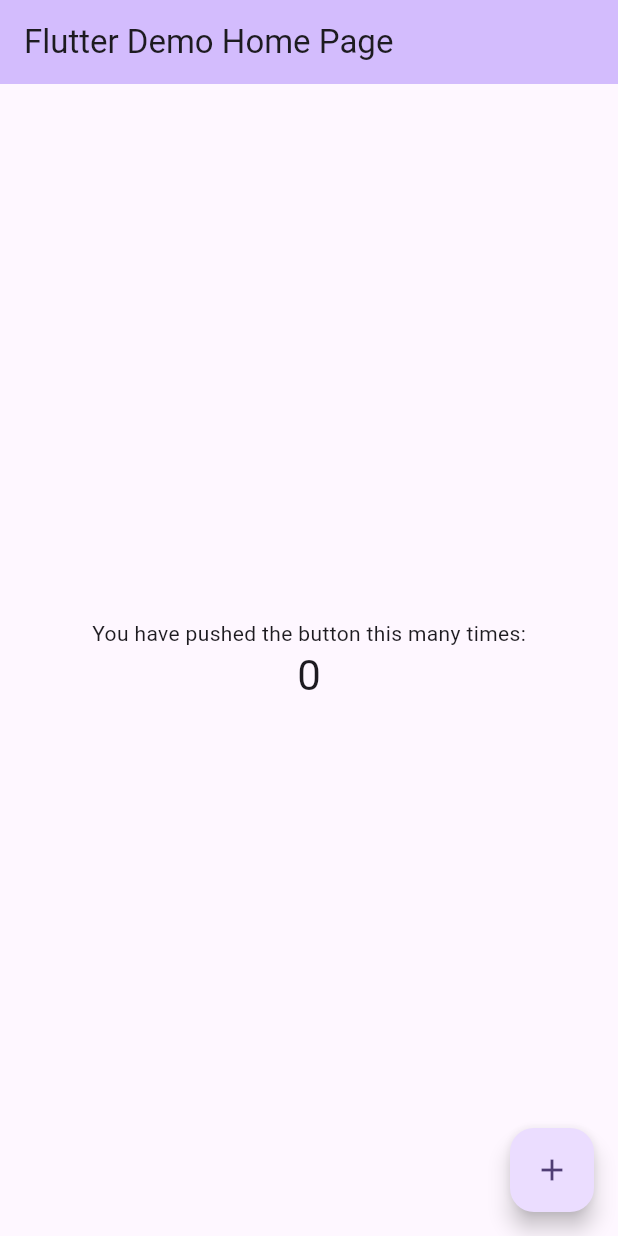
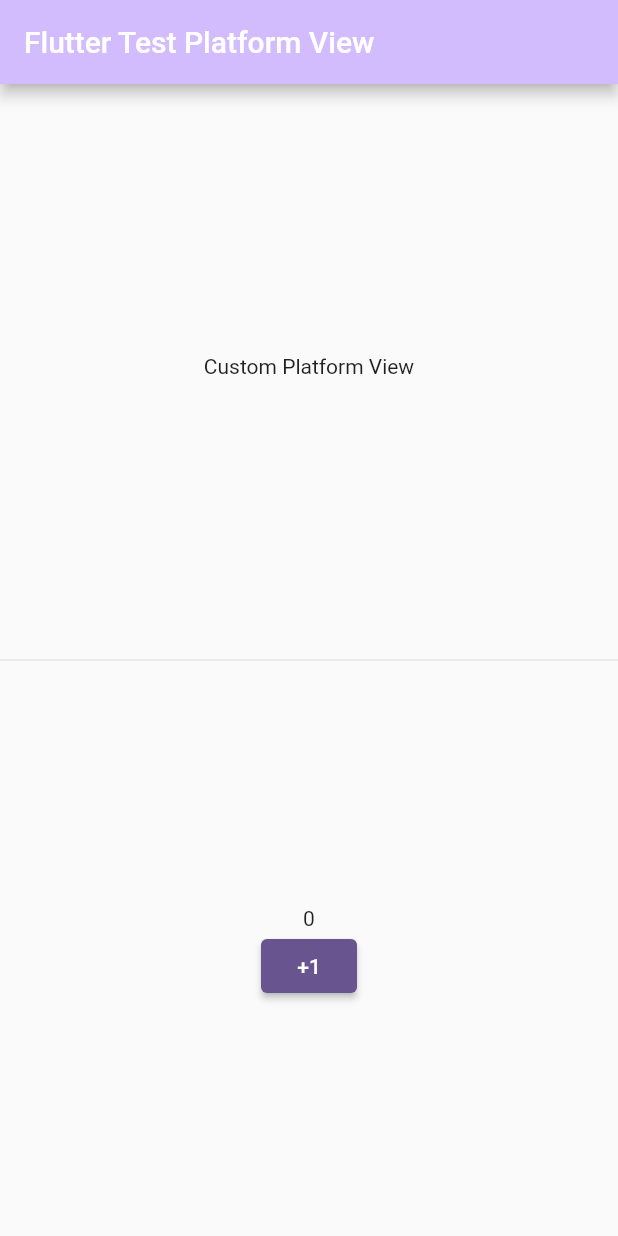
Before and after one commit to cleong98/flutter-test-plaform-view, a Flutter app: the screen it shows after launch, on a phone screen of 412 x 824 dp. Run offline on Flutter 3.47's test engine with Material 3 defaults, Android fonts, the phone set to English and light mode, and no system bars.

```diff
--- /dev/null
+++ b/lib/counter_page.dart
@@ -0,0 +1,30 @@
+import 'package:flutter/material.dart';
+
+class CounterPage extends StatefulWidget {
+  const CounterPage({super.key});
+
+  @override
+  State<CounterPage> createState() => _CounterPageState();
+}
+
+class _CounterPageState extends State<CounterPage> {
+
+  int _count = 0;
+
+  @override
+  Widget build(BuildContext context) {
+    return Center(
+      child: Column(
+        mainAxisAlignment: MainAxisAlignment.center,
+        children: [
+          Text('$_count'),
+          ElevatedButton(onPressed: () {
+            setState(() {
+              _count++;
+            });
+          }, child: const Text('+1'))
+        ],
+      ),
+    );
+  }
+}
--- /dev/null
+++ b/lib/custom_platform_view.dart
@@ -0,0 +1,10 @@
+import 'package:flutter/material.dart';
+
+class CustomPlatformView extends StatelessWidget {
+  const CustomPlatformView({super.key});
+
+  @override
+  Widget build(BuildContext context) {
+    return Center(child: Text("Custom Platform View"),);
+  }
+}
--- /dev/null
+++ b/lib/home_page.dart
@@ -0,0 +1,24 @@
+import 'package:flutter/material.dart';
+import 'package:flutter_test_platform_view/counter_page.dart';
+import 'package:flutter_test_platform_view/custom_platform_view.dart';
+
+class HomePage extends StatelessWidget {
+  const HomePage({super.key});
+
+  @override
+  Widget build(BuildContext context) {
+    return Scaffold(
+      appBar: AppBar(
+        backgroundColor: Theme.of(context).colorScheme.inversePrimary,
+        title: Text("Flutter Test Platform View"),
+      ),
+      body: Column(
+        children: [
+          Flexible(child: CustomPlatformView()),
+          const Divider(),
+          Flexible(child: CounterPage()),
+        ],
+      ),
+    );
+  }
+}
--- a/lib/main.dart
+++ b/lib/main.dart
@@ -1,4 +1,5 @@
 import 'package:flutter/material.dart';
+import 'package:flutter_test_platform_view/home_page.dart';
 
 void main() {
   runApp(const MyApp());
@@ -7,116 +8,15 @@ void main() {
 class MyApp extends StatelessWidget {
   const MyApp({super.key});
 
-  // This widget is the root of your application.
   @override
   Widget build(BuildContext context) {
     return MaterialApp(
       title: 'Flutter Demo',
       theme: ThemeData(
-        // This is the theme of your application.
-        //
-        // TRY THIS: Try running your application with "flutter run". You'll see
-        // the application has a purple toolbar. Then, without quitting the app,
-        // try changing the seedColor in the colorScheme below to Colors.green
-        // and then invoke "hot reload" (save your changes or press the "hot
-        // reload" button in a Flutter-supported IDE, or press "r" if you used
-        // the command line to start the app).
-        //
-        // Notice that the counter didn't reset back to zero; the application
-        // state is not lost during the reload. To reset the state, use hot
-        // restart instead.
-        //
-        // This works for code too, not just values: Most code changes can be
-        // tested with just a hot reload.
+        useMaterial3: false,
         colorScheme: ColorScheme.fromSeed(seedColor: Colors.deepPurple),
       ),
-      home: const MyHomePage(title: 'Flutter Demo Home Page'),
+      home: const HomePage(),
     );
   }
 }
-
-class MyHomePage extends StatefulWidget {
-  const MyHomePage({super.key, required this.title});
-
-  // This widget is the home page of your application. It is stateful, meaning
-  // that it has a State object (defined below) that contains fields that affect
-  // how it looks.
-
-  // This class is the configuration for the state. It holds the values (in this
-  // case the title) provided by the parent (in this case the App widget) and
-  // used by the build method of the State. Fields in a Widget subclass are
-  // always marked "final".
-
-  final String title;
-
-  @override
-  State<MyHomePage> createState() => _MyHomePageState();
-}
-
-class _MyHomePageState extends State<MyHomePage> {
-  int _counter = 0;
-
-  void _incrementCounter() {
-    setState(() {
-      // This call to setState tells the Flutter framework that something has
-      // changed in this State, which causes it to rerun the build method below
-      // so that the display can reflect the updated values. If we changed
-      // _counter without calling setState(), then the build method would not be
-      // called again, and so nothing would appear to happen.
-      _counter++;
-    });
-  }
-
-  @override
-  Widget build(BuildContext context) {
-    // This method is rerun every time setState is called, for instance as done
-    // by the _incrementCounter method above.
-    //
-    // The Flutter framework has been optimized to make rerunning build methods
-    // fast, so that you can just rebuild anything that needs updating rather
-    // than having to individually change instances of widgets.
-    return Scaffold(
-      appBar: AppBar(
-        // TRY THIS: Try changing the color here to a specific color (to
-        // Colors.amber, perhaps?) and trigger a hot reload to see the AppBar
-        // change color while the other colors stay the same.
-        backgroundColor: Theme.of(context).colorScheme.inversePrimary,
-        // Here we take the value from the MyHomePage object that was created by
-        // the App.build method, and use it to set our appbar title.
-        title: Text(widget.title),
-      ),
-      body: Center(
-        // Center is a layout widget. It takes a single child and positions it
-        // in the middle of the parent.
-        child: Column(
-          // Column is also a layout widget. It takes a list of children and
-          // arranges them vertically. By default, it sizes itself to fit its
-          // children horizontally, and tries to be as tall as its parent.
-          //
-          // Column has various properties to control how it sizes itself and
-          // how it positions its children. Here we use mainAxisAlignment to
-          // center the children vertically; the main axis here is the vertical
-          // axis because Columns are vertical (the cross axis would be
-          // horizontal).
-          //
-          // TRY THIS: Invoke "debug painting" (choose the "Toggle Debug Paint"
-          // action in the IDE, or press "p" in the console), to see the
-          // wireframe for each widget.
-          mainAxisAlignment: MainAxisAlignment.center,
-          children: <Widget>[
-            const Text('You have pushed the button this many times:'),
-            Text(
-              '$_counter',
-              style: Theme.of(context).textTheme.headlineMedium,
-            ),
-          ],
-        ),
-      ),
-      floatingActionButton: FloatingActionButton(
-        onPressed: _incrementCounter,
-        tooltip: 'Increment',
-        child: const Icon(Icons.add),
-      ), // This trailing comma makes auto-formatting nicer for build methods.
-    );
-  }
-}
```
